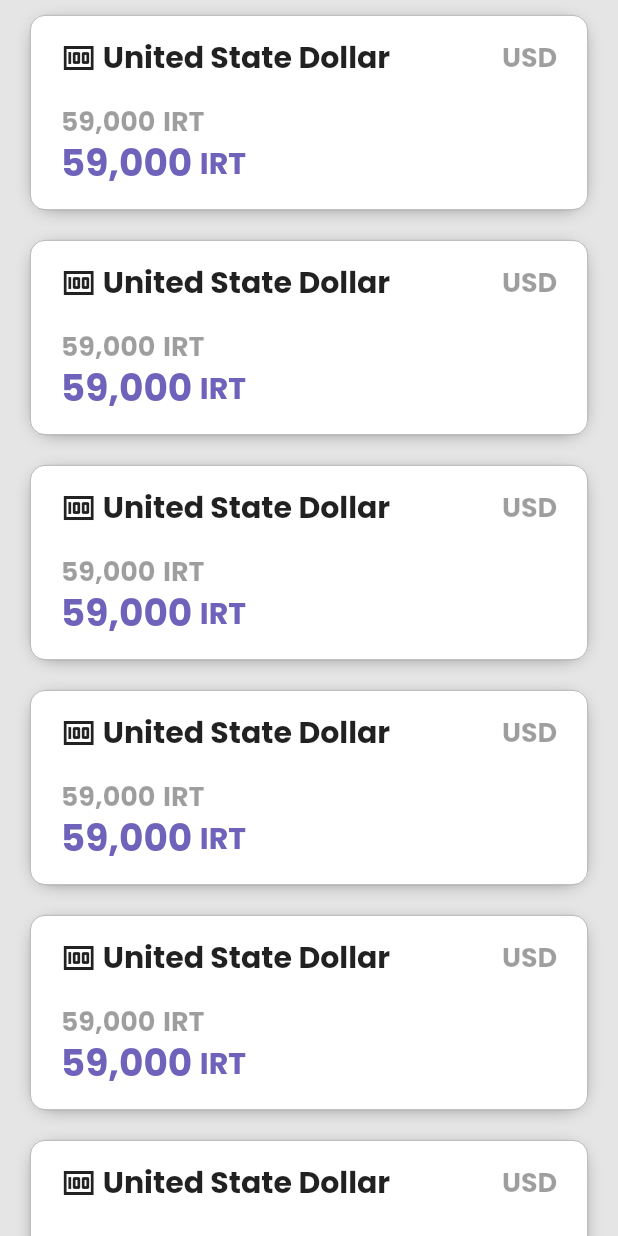
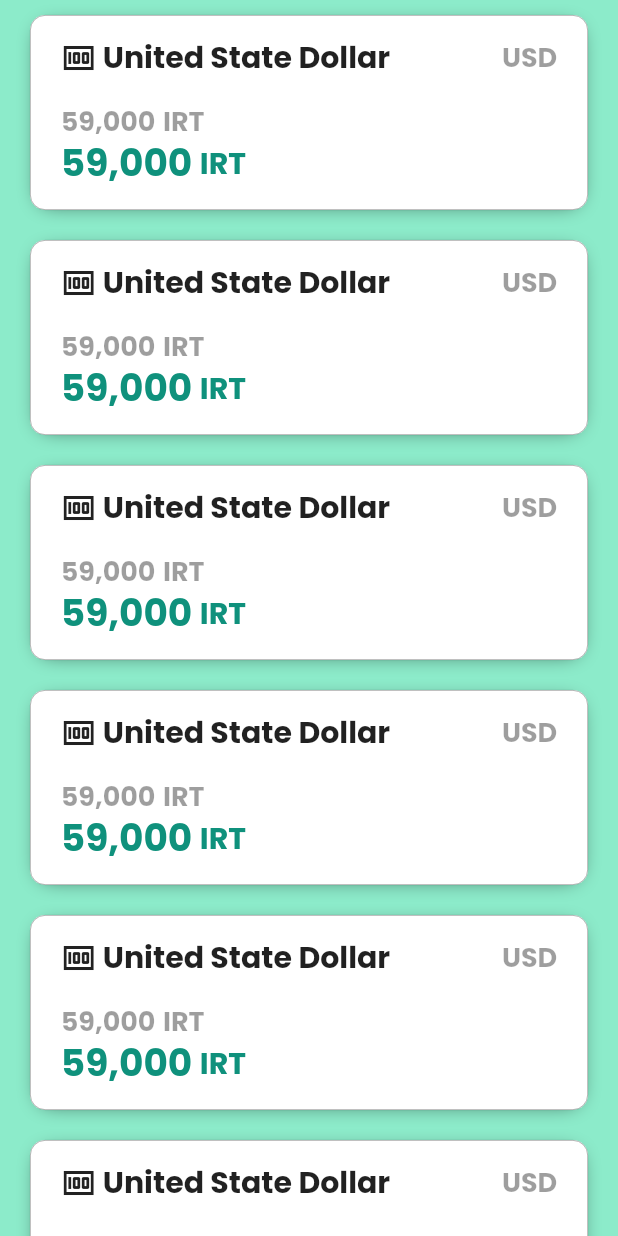
Before and after one commit to SepehrFakoori/currency_exchange_rate_flutter_app, a Flutter app: the screen it shows after launch, on a phone screen of 412 x 824 dp. Run offline on Flutter 3.47's test engine with Material 3 defaults, Android fonts, the phone set to English and light mode, and no system bars; our stand-ins replace google_fonts.

Commit message:
Colors Changed!

```diff
--- a/lib/constants/app_colors.dart
+++ b/lib/constants/app_colors.dart
@@ -1,9 +1,9 @@
 import 'package:flutter/material.dart';
 
 class AppColors {
-  static const backgroundColor = Color(0xffe5e5e5);
+  static const backgroundColor = Color(0xff8cebca);
   static Color highEmphasisColor = Colors.black.withOpacity(0.87);
   static Color mediumEmphasisColor = Colors.black.withOpacity(0.60);
   static Color lowEmphasisColor = Colors.black.withOpacity(0.38);
-  static const priceColor = Color(0xff6e62bb);
+  static const priceColor = Color(0xff0f917c);
 }
```
